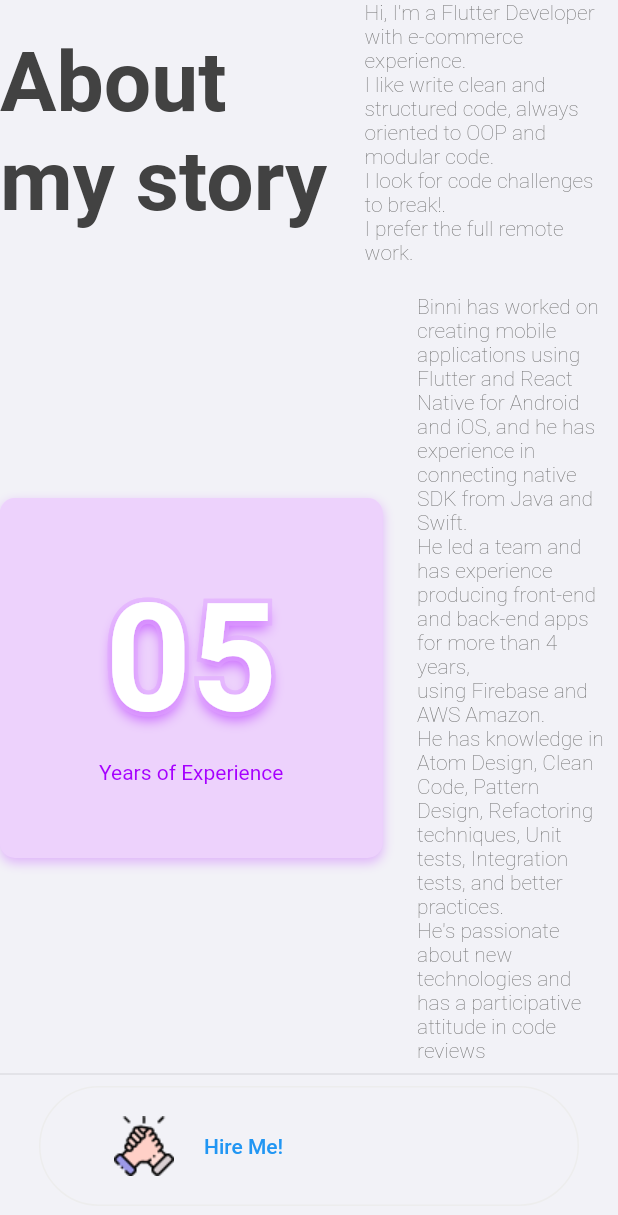
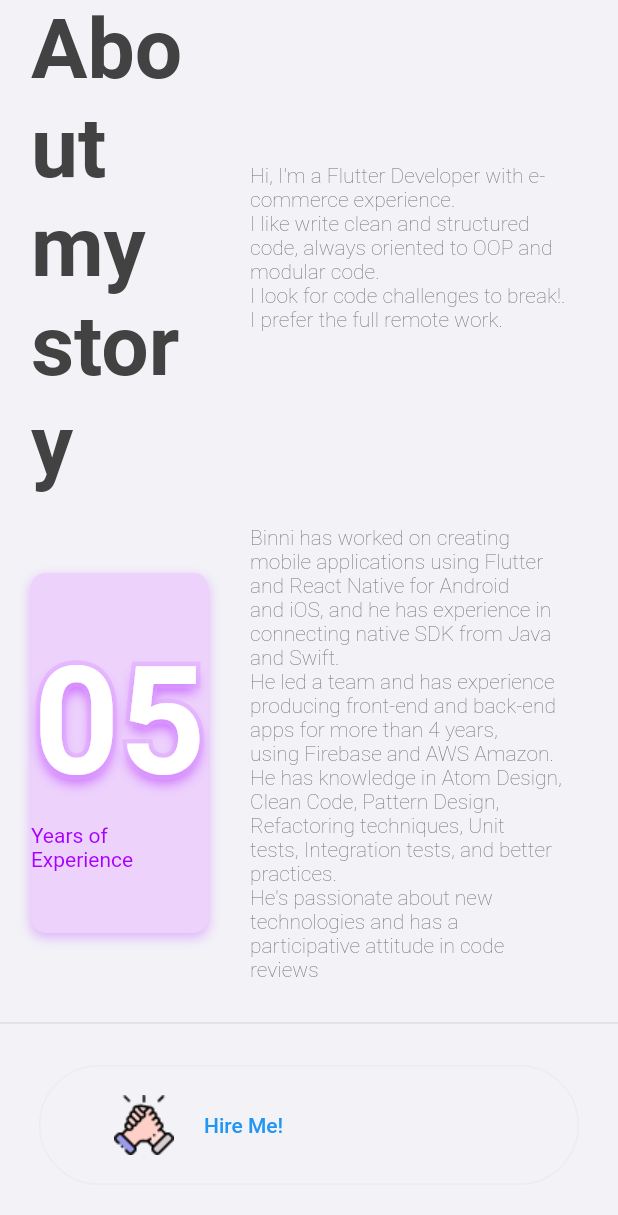
Before and after one commit to BinniZenobioCordovaLeandro/portfolio, a Flutter app: the AboutSection widget shown alone on an empty page, opened directly, on a phone screen of 412 x 824 dp. Shown: the top 1215 px of the screen. Run offline on Flutter 3.47's test engine with Material 2 defaults, Android fonts, the phone set to English and light mode, and no system bars; our stand-ins replace device_preview; missing offline and left inert: particles_flutter; Roboto replaces fonts that are missing (SFProDisplay); statements that could not run were skipped.

```diff
--- a/lib/src/core/components/default_button.dart
+++ b/lib/src/core/components/default_button.dart
@@ -15,12 +15,21 @@ class DefaultButton extends StatelessWidget {
   Widget build(BuildContext context) {
     return TextButton(
       onPressed: press,
-      child: Row(
-        children: [
-          Image.asset(imageSrc, height: 40),
-          const SizedBox(width: 20.0),
-          Text(text),
-        ],
+      child: Padding(
+        padding: const EdgeInsets.symmetric(
+          vertical: 20.0,
+          horizontal: 20.0 * 2.5,
+        ),
+        child: Row(
+          children: [
+            Image.asset(
+              imageSrc,
+              height: 40,
+            ),
+            const SizedBox(width: 20.0),
+            Text(text),
+          ],
+        ),
       ),
     );
   }
--- a/lib/src/core/components/hireme_card.dart
+++ b/lib/src/core/components/hireme_card.dart
@@ -15,7 +15,7 @@ class HireMeCard extends StatelessWidget {
       child: Container(
         decoration: BoxDecoration(
           color: Colors.white,
-          borderRadius: BorderRadius.circular(20),
+          borderRadius: BorderRadius.circular(10),
           boxShadow: [
             BoxShadow(
               offset: const Offset(0, 3.0),
--- a/lib/src/sections/about/about_section.dart
+++ b/lib/src/sections/about/about_section.dart
@@ -1,4 +1,5 @@
 import 'package:bin_protfolio/src/core/components/default_button.dart';
+import 'package:bin_protfolio/src/core/components/fractionally_sized_box_component.dart';
 import 'package:bin_protfolio/src/core/components/my_outline_button.dart';
 import 'package:bin_protfolio/src/core/components/wrap_component.dart';
 import 'package:bin_protfolio/src/core/helpers/launcher_link_helper.dart';
@@ -14,20 +15,24 @@ class AboutSection extends StatelessWidget {
 
   @override
   Widget build(BuildContext context) {
-    return Container(
+    return SizedBox(
       width: double.infinity,
       child: SingleChildScrollView(
         child: Column(
           children: [
             SizedBox(
               width: 1110,
+              child: FractionallySizedBoxComponent(
                 child: Flex(
                   direction: Axis.horizontal,
                   children: const [
-                  AboutTextWithSign(),
+                    Expanded(
+                      flex: 2,
+                      child: AboutTextWithSign(),
+                    ),
                     VerticalDivider(),
                     Expanded(
-                    flex: 3,
+                      flex: 4,
                       child: AboutSectionText(
                         text:
                             "Hi, I'm a Flutter Developer with e-commerce experience.\nI like write clean and structured code, always oriented to OOP and modular code.\nI look for code challenges to break!.\nI prefer the full remote work.",
@@ -36,16 +41,21 @@ class AboutSection extends StatelessWidget {
                   ],
                 ),
               ),
+            ),
             const SizedBox(height: 20.0),
             SizedBox(
               width: 1110,
+              child: FractionallySizedBoxComponent(
                 child: Flex(
                   direction: Axis.horizontal,
                   children: const [
-                  ExperienceCard(numOfExp: "05"),
+                    Expanded(
+                      flex: 2,
+                      child: ExperienceCard(numOfExp: "05"),
+                    ),
                     VerticalDivider(),
                     Expanded(
-                    flex: 3,
+                      flex: 4,
                       child: AboutSectionText(
                         text:
                             "Binni has worked on creating mobile applications using Flutter and React Native for Android\nand iOS, and he has experience in connecting native SDK from Java and Swift.\nHe led a team and has experience producing front-end and back-end apps for more than 4 years,\nusing Firebase and AWS Amazon.\nHe has knowledge in Atom Design, Clean Code, Pattern Design, Refactoring techniques, Unit\ntests, Integration tests, and better practices.\nHe's passionate about new technologies and has a participative attitude in code reviews",
@@ -54,7 +64,10 @@ class AboutSection extends StatelessWidget {
                   ],
                 ),
               ),
+            ),
+            const SizedBox(height: 20.0),
             const Divider(),
+            const SizedBox(height: 20.0),
             SizedBox(
               width: 1110,
               child: WrapComponent(
--- a/lib/src/sections/recent_work/recent_work_section.dart
+++ b/lib/src/sections/recent_work/recent_work_section.dart
@@ -49,7 +49,9 @@ class RecentWorkSection extends StatelessWidget {
             const SizedBox(height: 20.0),
             const SizedBox(
               width: 1110,
-              child: HireMeCard(),
+              child: FractionallySizedBoxComponent(
+                child: HireMeCard(),
+              ),
             ),
             const SizedBox(height: 120.0),
           ],
```
Also changed, not shown: lib/src/models/Service.dart (+10 -1 lines), lib/src/sections/contact/contact_section.dart (+6 -1 lines), lib/src/sections/service/components/service_card.dart (+9 -1 lines), 4 other files. Lines whose indentation alone changed are shown as unchanged.
